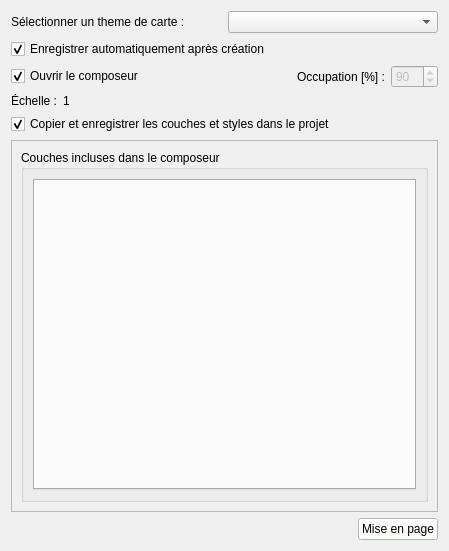
Old version of the form qsequoia2/scripts/project_settings/project_settings.ui in the repository SequoiApp/Qsequoia2.
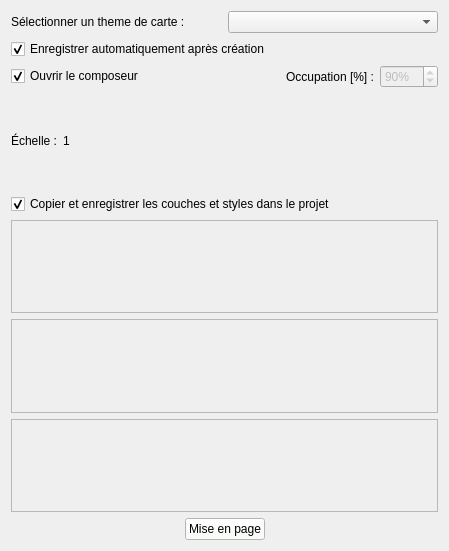
New version of the form. Custom widgets are drawn as their Qt base class.

```diff
--- a/qsequoia2/scripts/project_settings/project_settings.ui
+++ b/qsequoia2/scripts/project_settings/project_settings.ui
@@ -87,7 +87,7 @@
         <string>Occupation des entitées sur la mise en page</string>
        </property>
        <property name="suffix">
-        <string extracomment="%"/>
+        <string>%</string>
        </property>
        <property name="decimals">
         <number>0</number>
@@ -125,8 +125,8 @@
        </property>
        <property name="sizeHint" stdset="0">
         <size>
-         <width>10</width>
-         <height>10</height>
+         <width>0</width>
+         <height>0</height>
         </size>
        </property>
       </spacer>
@@ -161,41 +161,33 @@
     </layout>
    </item>
    <item>
-    <widget class="QScrollArea" name="scrollArea">
-     <property name="widgetResizable">
-      <bool>true</bool>
+    <widget class="QFrame" name="frame_3">
+     <property name="frameShape">
+      <enum>QFrame::StyledPanel</enum>
      </property>
-     <widget class="QWidget" name="scrollAreaWidgetContents">
-      <property name="geometry">
-       <rect>
-        <x>0</x>
-        <y>0</y>
-        <width>425</width>
-        <height>345</height>
-       </rect>
-      </property>
-      <layout class="QVBoxLayout" name="scrollLayout">
-       <item>
-        <widget class="QGroupBox" name="layers_box">
-         <property name="title">
-          <string>Couches incluses dans le composeur</string>
-         </property>
-         <layout class="QVBoxLayout" name="layersLayout">
-          <item>
-           <widget class="QTabWidget" name="layers_tab">
-            <property name="tabPosition">
-             <enum>QTabWidget::North</enum>
-            </property>
-            <property name="currentIndex">
-             <number>-1</number>
-            </property>
-           </widget>
-          </item>
-         </layout>
-        </widget>
-       </item>
-      </layout>
-     </widget>
+     <property name="frameShadow">
+      <enum>QFrame::Raised</enum>
+     </property>
+    </widget>
+   </item>
+   <item>
+    <widget class="QFrame" name="frame_2">
+     <property name="frameShape">
+      <enum>QFrame::StyledPanel</enum>
+     </property>
+     <property name="frameShadow">
+      <enum>QFrame::Raised</enum>
+     </property>
+    </widget>
+   </item>
+   <item>
+    <widget class="QFrame" name="frame">
+     <property name="frameShape">
+      <enum>QFrame::StyledPanel</enum>
+     </property>
+     <property name="frameShadow">
+      <enum>QFrame::Raised</enum>
+     </property>
     </widget>
    </item>
    <item>
@@ -223,6 +215,19 @@
        </property>
       </widget>
      </item>
+     <item>
+      <spacer name="horizontalSpacer_2">
+       <property name="orientation">
+        <enum>Qt::Horizontal</enum>
+       </property>
+       <property name="sizeHint" stdset="0">
+        <size>
+         <width>40</width>
+         <height>20</height>
+        </size>
+       </property>
+      </spacer>
+     </item>
     </layout>
    </item>
   </layout>
```
